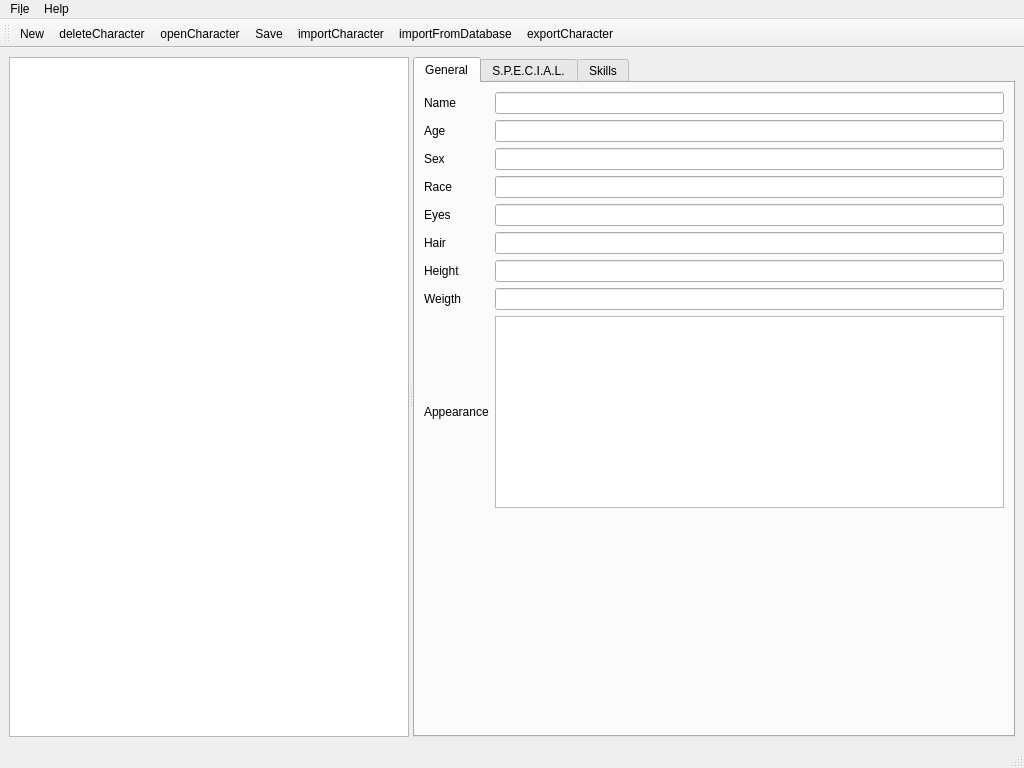
Above: character-creator/ui/main_view.ui from DarthBubi/fallout-pnp-character-creator before the change. Below: the same form after it.
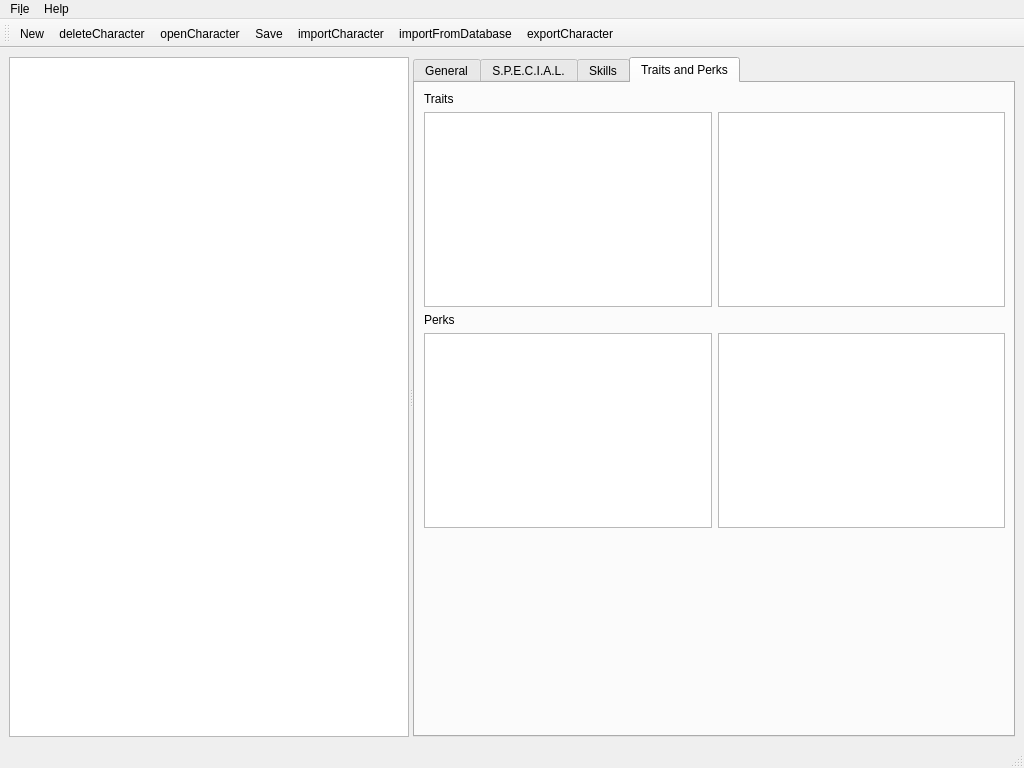
That is the form after the change. Icons and pictures are not drawn.

Commit message: Add trait list to main window

Diff of the .ui file:
```diff
--- a/character-creator/ui/main_view.ui
+++ b/character-creator/ui/main_view.ui
@@ -54,7 +54,7 @@
         </sizepolicy>
        </property>
        <property name="currentIndex">
-        <number>0</number>
+        <number>3</number>
        </property>
        <widget class="QWidget" name="tab">
         <attribute name="title">
@@ -63,6 +63,18 @@
         <layout class="QGridLayout" name="gridLayout_5">
          <item row="0" column="0">
           <layout class="QGridLayout" name="gridLayout_3">
+           <property name="leftMargin">
+            <number>9</number>
+           </property>
+           <property name="topMargin">
+            <number>9</number>
+           </property>
+           <property name="rightMargin">
+            <number>9</number>
+           </property>
+           <property name="bottomMargin">
+            <number>9</number>
+           </property>
            <item row="0" column="0">
             <widget class="QLabel" name="label_8">
              <property name="text">
@@ -518,6 +530,62 @@
          </layout>
         </widget>
        </widget>
+       <widget class="QWidget" name="tab_4">
+        <attribute name="title">
+         <string>Traits and Perks</string>
+        </attribute>
+        <widget class="QWidget" name="gridLayoutWidget_2">
+         <property name="geometry">
+          <rect>
+           <x>9</x>
+           <y>9</y>
+           <width>581</width>
+           <height>631</height>
+          </rect>
+         </property>
+         <layout class="QGridLayout" name="gridLayout_6">
+          <item row="1" column="0">
+           <widget class="QListWidget" name="traitListWidget"/>
+          </item>
+          <item row="3" column="1">
+           <widget class="QTextBrowser" name="perkDescriptionBox"/>
+          </item>
+          <item row="3" column="0">
+           <widget class="QListWidget" name="perkListWidget"/>
+          </item>
+          <item row="2" column="0">
+           <widget class="QLabel" name="perkListLabel">
+            <property name="text">
+             <string>Perks</string>
+            </property>
+           </widget>
+          </item>
+          <item row="0" column="0">
+           <widget class="QLabel" name="traitListLabel">
+            <property name="text">
+             <string>Traits</string>
+            </property>
+           </widget>
+          </item>
+          <item row="1" column="1">
+           <widget class="QTextBrowser" name="traitDescriptionBox"/>
+          </item>
+          <item row="4" column="0">
+           <spacer name="verticalSpacer_2">
+            <property name="orientation">
+             <enum>Qt::Vertical</enum>
+            </property>
+            <property name="sizeHint" stdset="0">
+             <size>
+              <width>20</width>
+              <height>40</height>
+             </size>
+            </property>
+           </spacer>
+          </item>
+         </layout>
+        </widget>
+       </widget>
       </widget>
      </widget>
     </item>
```
Left out of the diff: 5 changed lines with no effect on the pictures. The commit also changes 1 other file.
